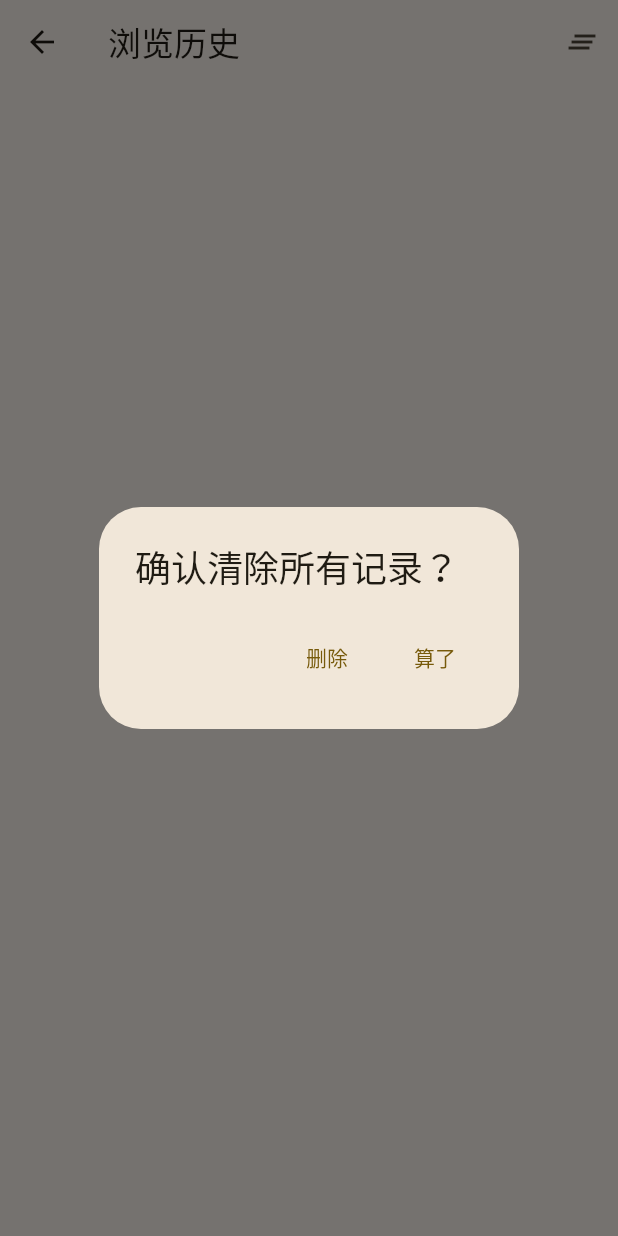
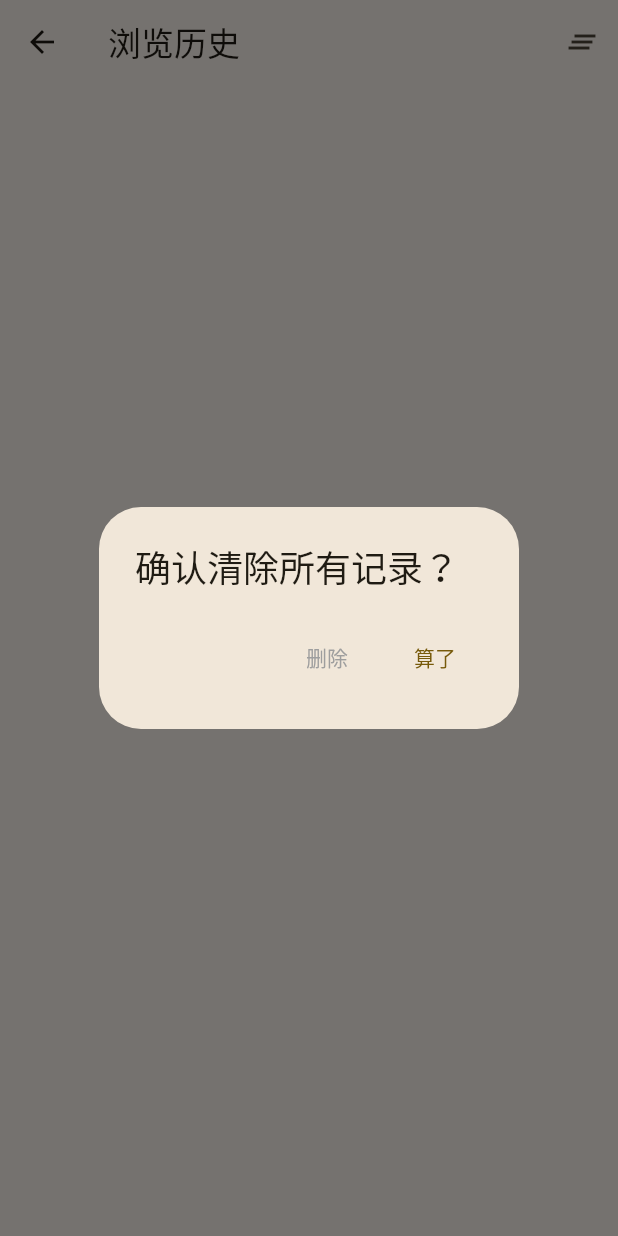
Before and after one commit to QiaTia/comic, a Flutter app: the ComicHistory screen opened directly, after a tap on the "clear all" icon, on a phone screen of 412 x 824 dp. Run offline on Flutter 3.47's test engine with Material 2 defaults, Android fonts, the phone set to English and light mode, and no system bars; our stand-ins replace cached_network_image, flutter_cache_manager, image_gallery_saver, permission_handler, photo_view, shared_preferences; accounts and stored records are empty; network calls fail.

Commit message:
feat: 更新了部分内容

```diff
--- a/lib/detail/history.dart
+++ b/lib/detail/history.dart
@@ -55,7 +55,8 @@ class _ComicHistory extends State<ComicHistory> {
                           });
                           navitator.pop();
                         },
-                        child: const Text('删除'),
+                        child: const Text('删除',
+                            style: TextStyle(color: Colors.grey)),
                       ),
                       TextButton(
                         onPressed: () {
--- a/pubspec.yaml
+++ b/pubspec.yaml
@@ -17,8 +17,7 @@ publish_to: 'none' # Remove this line if you wish to publish to pub.dev
 # https://developer.apple.com/library/archive/documentation/General/Reference/InfoPlistKeyReference/Articles/CoreFoundationKeys.html
 # In Windows, build-name is used as the major, minor, and patch parts
 # of the product and file versions while build-number is used as the build suffix.
-version: 1.2.1+13
-
+version: 1.2.2+14
 environment:
   sdk: '>=2.18.4 <3.0.0'
 
```
Also changed, not shown: pubspec.lock.
